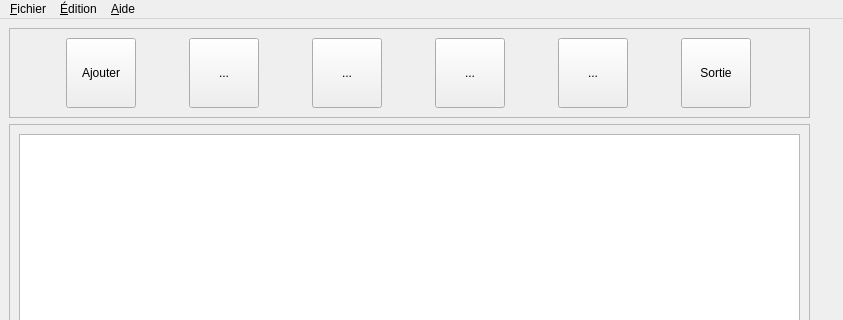
The window that ui/Amapy_ppal.ui (Sebastux/AmaPy) describes before a commit, drawn with Qt 5; both pictures show x 0 to 843 and y 0 to 320 of the 843 by 928 pixel window.
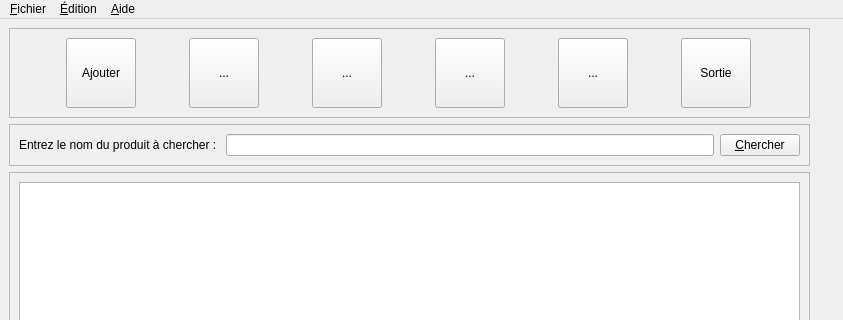
The same window after the commit. Icons and pictures are not drawn.

Commit message: Ajout d'une zone de recherche

```diff
--- a/ui/Amapy_ppal.ui
+++ b/ui/Amapy_ppal.ui
@@ -239,7 +239,40 @@
      </widget>
     </item>
     <item>
-     <widget class="QFrame" name="frame_2">
+     <widget class="QFrame" name="frme_recherche">
+      <property name="frameShape">
+       <enum>QFrame::StyledPanel</enum>
+      </property>
+      <property name="frameShadow">
+       <enum>QFrame::Raised</enum>
+      </property>
+      <layout class="QHBoxLayout" name="horizontalLayout_2">
+       <item>
+        <widget class="QLabel" name="lbl_frame_chercher">
+         <property name="text">
+          <string>Entrez le nom du produit à chercher : </string>
+         </property>
+        </widget>
+       </item>
+       <item>
+        <widget class="QLineEdit" name="edt_frame_chercher"/>
+       </item>
+       <item>
+        <widget class="QPushButton" name="btn_frame_chercher">
+         <property name="text">
+          <string>&amp;Chercher</string>
+         </property>
+         <property name="icon">
+          <iconset>
+           <normaloff>../ressources/Principal/chercher.png</normaloff>../ressources/Principal/chercher.png</iconset>
+         </property>
+        </widget>
+       </item>
+      </layout>
+     </widget>
+    </item>
+    <item>
+     <widget class="QFrame" name="frme_progress">
       <property name="frameShape">
        <enum>QFrame::StyledPanel</enum>
       </property>
```
Left out of the diff: 2 changed lines with no effect on the pictures.
